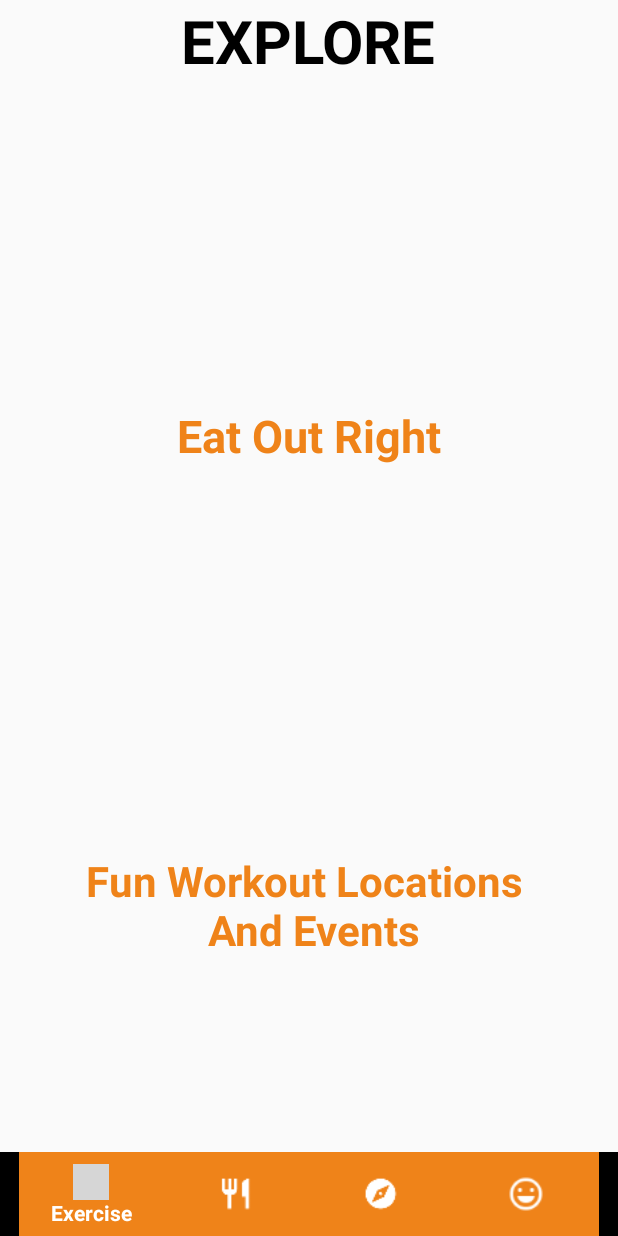
After one commit to tmathews007/slackersGuideToHealth, an Android app: the layout activity_explore.xml on its own in the app's theme, with its tools: preview values and no code run, on a phone screen of 412 x 824 dp. The commit adds this screen. Run offline under Robolectric (Android 15) with nearby library versions, the phone set to English and light mode, and no system bars; grey boxes are pictures that could not be loaded.

Commit message:
partially added in Explore and adjusted the navigation between tabs

```diff
--- a/app/src/main/java/com/tommymathews/slackersguidetohealth/MainActivity.java
+++ b/app/src/main/java/com/tommymathews/slackersguidetohealth/MainActivity.java
@@ -45,8 +45,8 @@ public class MainActivity extends AppCompatActivity{
                     overridePendingTransition(0,0);
 
                 } else if (item.getItemId() == R.id.exploreItem) {
-                    //Intent i = new Intent(getApplicationContext(), ExploreMain.class);
-                    //startActivity(i);
+                    Intent i = new Intent(getApplicationContext(), ExploreMain.class);
+                    startActivity(i);
                     overridePendingTransition(0,0);
                 } else if (item.getItemId() == R.id.funItem) {
                     //Intent intent = new Intent(getApplicationContext(), Events.class);
--- /dev/null
+++ b/app/src/main/res/layout/activity_explore.xml
@@ -0,0 +1,56 @@
+<?xml version="1.0" encoding="utf-8"?>
+<LinearLayout xmlns:android="http://schemas.android.com/apk/res/android"
+    xmlns:tools="http://schemas.android.com/tools"
+    android:orientation="vertical" android:layout_width="match_parent"
+    android:layout_height="match_parent"
+    xmlns:app="http://schemas.android.com/apk/res-auto"
+    tools:context="com.tommymathews.slackersguidetohealth.ExploreMain">
+
+    <TextView
+        android:id="@+id/textView4"
+        android:layout_width="wrap_content"
+        android:layout_height="wrap_content"
+        android:layout_gravity="center"
+        android:layout_weight="0.51"
+        android:textStyle="bold"
+        android:textColor="@color/black"
+
+        android:textAllCaps="true"
+        android:textSize="40dp"
+        android:text="@string/explore" />
+
+    <TextView
+        android:id="@+id/textView"
+        android:layout_width="match_parent"
+        android:layout_height="wrap_content"
+        android:layout_weight="1.50"
+        android:textStyle="bold"
+        android:textColor="@color/orange"
+        android:textSize="30dp"
+        android:gravity="center"
+        android:text="Eat Out Right" />
+
+
+
+    <TextView
+        android:id="@+id/textView2"
+        android:layout_width="match_parent"
+        android:layout_height="wrap_content"
+        android:layout_weight="1.50"
+        android:textStyle="bold"
+        android:textColor="@color/orange"
+        android:textSize="28dp"
+        android:gravity= "center"
+        android:text="Fun Workout Locations \n And Events" />
+
+    <android.support.design.widget.BottomNavigationView
+        android:id="@+id/bottomNavigationView"
+        android:layout_width="match_parent"
+        android:layout_height="wrap_content"
+        android:layout_gravity="bottom"
+        app:itemBackground="@color/orange"
+        app:itemIconTint="@color/white"
+        app:itemTextColor="@color/white"
+        app:menu="@menu/menu_navigation" />
+
+</LinearLayout>
```
Also changed, not shown: app/src/main/java/com/tommymathews/slackersguidetohealth/ExploreMain.java (added, +91 -0 lines), app/src/main/java/com/tommymathews/slackersguidetohealth/FoodActivity.java (+4 -4 lines), app/src/main/java/com/tommymathews/slackersguidetohealth/FoodFragment.java (+6 -6 lines).
